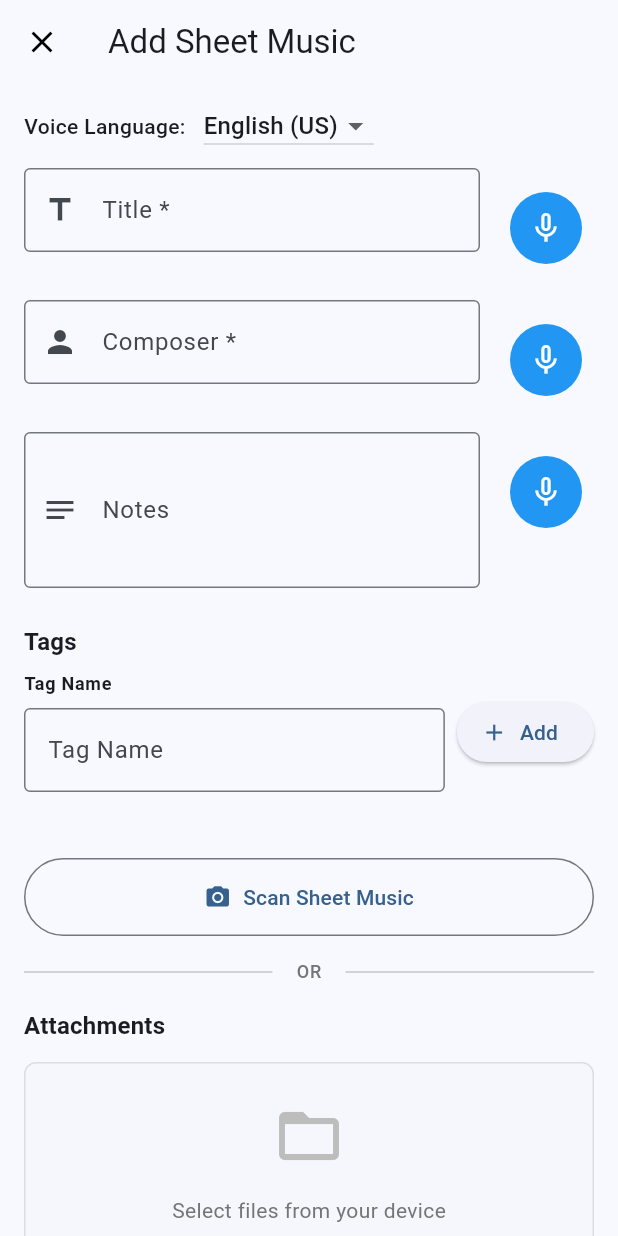
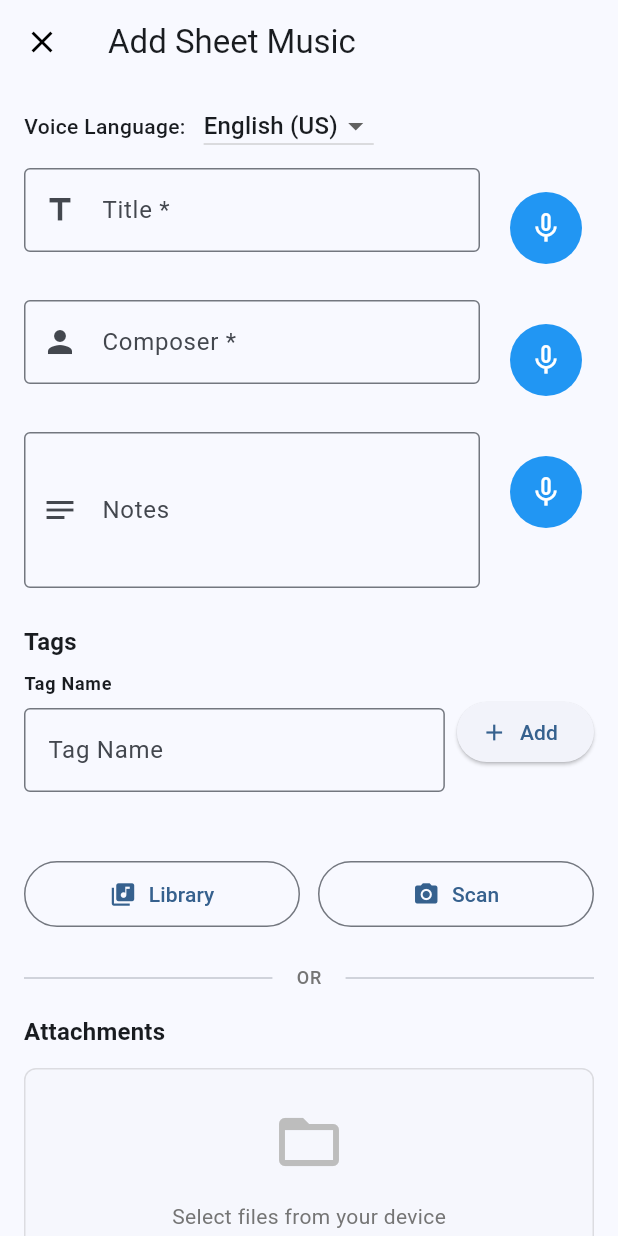
Before and after one commit to tomatitito/sheet-scanner, a Flutter app: the _AddSheetForm screen opened directly with empty values, on a phone screen of 412 x 824 dp. Run offline on Flutter 3.47's test engine with Material 3 defaults, Android fonts, the phone set to English and light mode, and no system bars; our stand-ins replace camera, drift, equatable, file_picker, flutter_bloc, freezed_annotation and 6 more; missing offline and left inert: google_mlkit_text_recognition; accounts and stored records are empty; generated files the repository leaves out were written again.

Commit message:
Fix: SaveEntry persistence and add Library button to AddEntry screen
- Fixed database persistence issue where imageUrls were not being saved
  - Added imageUrls column to SheetMusicTable (stored as JSON)
  - Updated database schema version to v3 with migration
  - Modified SheetMusicModel extensions to serialize/deserialize imageUrls
  - Updated insert/update/read operations to handle imageUrls
  - Fixed fullTextSearch to include imageUrls in query

- Added Library button to AddEntry screen
  - Button allows users to browse and select from existing sheet music library
  - Positioned alongside Scan button for quick access
  - Navigates to /browse route when clicked

Resolves issues:
- sheet-scanner-fgv: SaveEntry is not persisting data to database
- sheet-scanner-58o: Add library button to AddEntry screen

```diff
--- a/lib/features/sheet_music/data/datasources/sheet_music_local_datasource.dart
+++ b/lib/features/sheet_music/data/datasources/sheet_music_local_datasource.dart
@@ -66,6 +66,7 @@ class SheetMusicLocalDataSourceImpl implements SheetMusicLocalDataSource {
             title: Value(model.title),
             composer: Value(model.composer),
             notes: Value(model.notes),
+            imageUrls: Value(model.imageUrls),
             createdAt: Value(model.createdAt),
             updatedAt: Value(model.updatedAt),
           ),
@@ -97,6 +98,7 @@ class SheetMusicLocalDataSourceImpl implements SheetMusicLocalDataSource {
             title: Value(model.title),
             composer: Value(model.composer),
             notes: Value(model.notes),
+            imageUrls: Value(model.imageUrls),
             createdAt: Value(model.createdAt),
             updatedAt: Value(DateTime.now()),
           ),
@@ -184,6 +186,7 @@ class SheetMusicLocalDataSourceImpl implements SheetMusicLocalDataSource {
                 title: Value(model.title),
                 composer: Value(model.composer),
                 notes: Value(model.notes),
+                imageUrls: Value(model.imageUrls),
                 createdAt: Value(model.createdAt),
                 updatedAt: Value(model.updatedAt),
               ),
--- a/lib/features/sheet_music/presentation/pages/add_sheet_page.dart
+++ b/lib/features/sheet_music/presentation/pages/add_sheet_page.dart
@@ -442,9 +442,26 @@ class _AddSheetFormState extends State<_AddSheetForm> {
                     ),
                   const SizedBox(height: 32),
 
-                  // Scan button - OCR text recognition
-                  SizedBox(
-                    width: double.infinity,
+                  // Quick actions - Scan and Library buttons
+                  Row(
+                    children: [
+                      // Library button
+                      Expanded(
+                        child: OutlinedButton.icon(
+                          onPressed: isSubmitting ? null : () => context.push('/browse'),
+                          icon: const Icon(Icons.library_music),
+                          label: const Text('Library'),
+                          style: OutlinedButton.styleFrom(
+                            padding: const EdgeInsets.symmetric(
+                              horizontal: 16,
+                              vertical: 12,
+                            ),
+                          ),
+                        ),
+                      ),
+                      const SizedBox(width: 12),
+                      // Scan button
+                      Expanded(
                         child: OutlinedButton.icon(
                           onPressed: isSubmitting
                               ? null
@@ -515,16 +532,18 @@ class _AddSheetFormState extends State<_AddSheetForm> {
                                   }
                                 },
                           icon: const Icon(Icons.camera_alt),
-                      label: const Text('Scan Sheet Music'),
+                          label: const Text('Scan'),
                           style: OutlinedButton.styleFrom(
                             padding: const EdgeInsets.symmetric(
-                          horizontal: 24,
-                          vertical: 16,
+                              horizontal: 16,
+                              vertical: 12,
                             ),
                           ),
                         ),
                       ),
-                  const SizedBox(height: 16),
+                    ],
+                  ),
+                  const SizedBox(height: 24),
 
                   // Divider with "OR" text
                   Row(
```
Also changed, not shown: lib/core/database/database.dart (+10 -2 lines), lib/features/sheet_music/data/models/sheet_music_model.dart (+13 -1 lines), lib/core/database/database.g.dart, 1 other file. Lines whose indentation alone changed are shown as unchanged.
